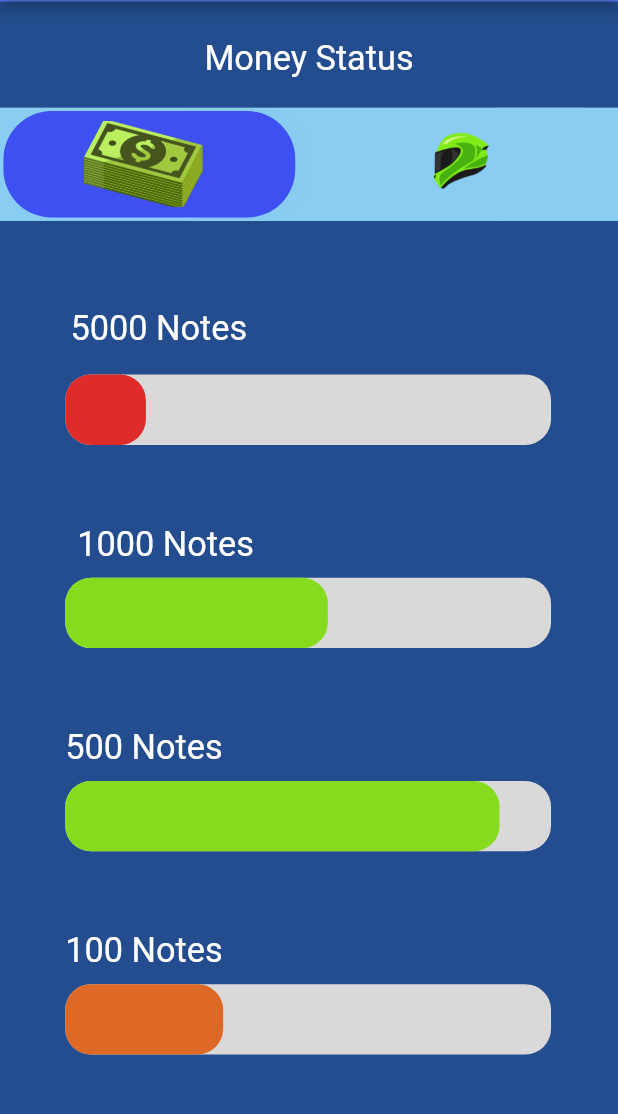
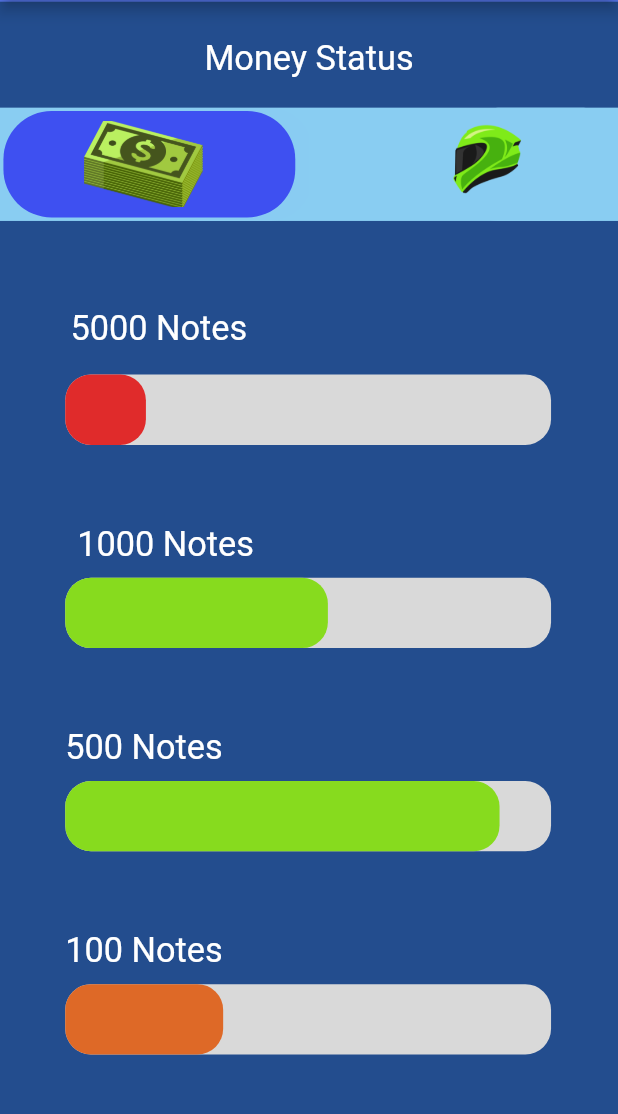
Before and after one commit to ATMseis/Mobile_Application, a Flutter app: the screen it shows once a user with an empty profile is signed in, on a phone screen of 412 x 824 dp, the part 84-1198 px from its top. Run offline on Flutter 3.47's test engine with Material 2 defaults, Android fonts, the phone set to English and light mode, and no system bars; our stand-ins replace firebase_auth, firebase_core; accounts and stored records are empty.

Commit message:
update money.dart
update some navigation parts

```diff
--- a/bank_test - Copy/lib/pages/money.dart
+++ b/bank_test - Copy/lib/pages/money.dart
@@ -1,3 +1,4 @@
+import 'package:bank_test/pages/helmet.dart';
 import 'package:bank_test/pages/notification.dart';
 import 'package:firebase_auth/firebase_auth.dart';
 import 'package:flutter/material.dart';
@@ -160,7 +161,7 @@ class _MoneyPageState extends State<MoneyPage>{
                   SizedBox(
                     // autogroupn1oeDvp (DT2m6vd7rMyivYtDhTn1oe)
                     width: 115*fem,
-                    height: double.infinity,
+                    //height: double.infinity,
                     child: Stack(
                       children: [
                         Positioned(
@@ -181,18 +182,22 @@ class _MoneyPageState extends State<MoneyPage>{
                           ),
                         ),
                         Positioned(
+                          left: 10*fem,
+                          top: 0*fem,
+                        child:GestureDetector(
                           // helmet1Ubr (7:43)
-                          left: 0*fem,
-                          top: 4*fem,
+                          onTap: () {
+                              Navigator.push(context, MaterialPageRoute(builder: (context) => HelmetPage()));
+                            },
                           child: Align(
                             child: SizedBox(
-                              width: 49*fem,
-                              height: 54*fem,
-                              child: TextButton(
+                              width: 60*fem,
+                              height: 60*fem,
+                              /* child: TextButton(
                                 onPressed: () {},
                                 style: TextButton.styleFrom (
                                   padding: EdgeInsets.zero,
-                                ),
+                                ), */
                                 child: Image.asset(
                                   'assets/page-1/images/helmet-1-ykc.png',
                                 ),
```
